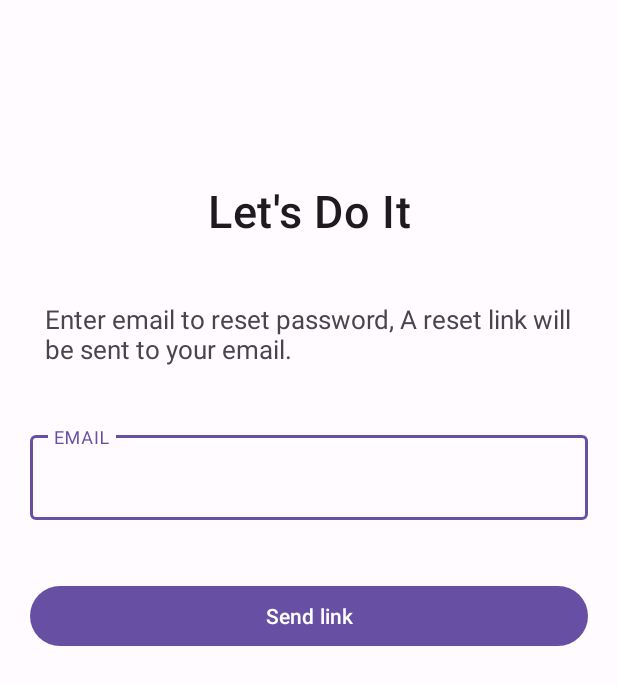
After one commit to BlessedJnr/comp-341-assigment, an Android app: the ForgotPassword screen opened directly, with no data from a screen before it, on a phone screen of 412 x 824 dp. The commit adds this screen. Shown: the top 685 px of the screen. Run offline under Robolectric (Android 15) with nearby library versions, the phone set to English and light mode, and no system bars; our stand-ins replace Firebase (no records; nobody signed in at launch, a user with empty details on screens opened directly).

Commit message:
added forget password

```diff
--- a/ProductivityApp/app/src/main/AndroidManifest.xml
+++ b/ProductivityApp/app/src/main/AndroidManifest.xml
@@ -15,6 +15,9 @@
         android:supportsRtl="true"
         android:theme="@style/AppTheme"
         tools:targetApi="31">
+        <activity
+            android:name=".Login.ForgotPassword"
+            android:exported="false" />
         <activity
             android:name=".Notifications.InboxNotifitcations"
             android:exported="false" />
--- /dev/null
+++ b/ProductivityApp/app/src/main/java/com/example/productivityapp/Login/ForgotPassword.java
@@ -0,0 +1,61 @@
+package com.example.productivityapp.Login;
+
+import androidx.annotation.NonNull;
+import androidx.appcompat.app.AppCompatActivity;
+
+import android.content.Intent;
+import android.os.Bundle;
+import android.view.View;
+import android.widget.Toast;
+
+import com.example.productivityapp.R;
+import com.example.productivityapp.databinding.ActivityForgotPasswordBinding;
+import com.google.android.gms.tasks.OnCompleteListener;
+import com.google.android.gms.tasks.Task;
+import com.google.firebase.auth.FirebaseAuth;
+import com.google.firebase.auth.FirebaseUser;
+
+public class ForgotPassword extends AppCompatActivity {
+
+    ActivityForgotPasswordBinding binding;
+    @Override
+    protected void onCreate(Bundle savedInstanceState) {
+
+
+        super.onCreate(savedInstanceState);
+        binding = ActivityForgotPasswordBinding.inflate(getLayoutInflater());
+        setContentView(binding.getRoot());
+
+        binding.sendLink.setOnClickListener(new View.OnClickListener() {
+            @Override
+            public void onClick(View v) {
+                resetPassword();
+            }
+        });
+    }
+
+    private void resetPassword(){
+        //firebase
+        String email = binding.emailinput.getText().toString();
+
+        if (email.isEmpty()){
+            binding.email.setError("Email is required");
+            binding.email.requestFocus();
+            return;
+        }
+
+        FirebaseAuth.getInstance().sendPasswordResetEmail(email)
+                .addOnCompleteListener(new OnCompleteListener<Void>() {
+                    @Override
+                    public void onComplete(@NonNull Task<Void> task) {
+                        if (task.isSuccessful()){
+                            Toast.makeText(ForgotPassword.this, "Password reset email sent", Toast.LENGTH_SHORT).show();
+                            Intent intent = new Intent(ForgotPassword.this, Login.class);
+                            startActivity(intent);
+                        } else {
+                            Toast.makeText(ForgotPassword.this, "Failed to send password reset email", Toast.LENGTH_SHORT).show();
+                        }
+                    }
+                });
+    }
+}
--- a/ProductivityApp/app/src/main/java/com/example/productivityapp/Login/Login.java
+++ b/ProductivityApp/app/src/main/java/com/example/productivityapp/Login/Login.java
@@ -50,6 +50,14 @@ public class Login extends AppCompatActivity {
             @Override
             public void onClick(View v) {
                 Intent intent = new Intent(Login.this, Signup.class);
+                startActivity(intent);
+            }
+        });
+
+        binding.forgotpass.setOnClickListener(new View.OnClickListener() {
+            @Override
+            public void onClick(View v) {
+                Intent intent = new Intent(Login.this, ForgotPassword.class);
                 startActivity(intent);
             }
         });
--- /dev/null
+++ b/ProductivityApp/app/src/main/res/layout/activity_forgot_password.xml
@@ -0,0 +1,68 @@
+<?xml version="1.0" encoding="utf-8"?>
+<androidx.constraintlayout.widget.ConstraintLayout xmlns:android="http://schemas.android.com/apk/res/android"
+    xmlns:app="http://schemas.android.com/apk/res-auto"
+    xmlns:tools="http://schemas.android.com/tools"
+    android:layout_width="match_parent"
+    android:layout_height="match_parent"
+    tools:context=".Login.ForgotPassword">
+
+    <TextView
+        android:id="@+id/appname"
+        android:layout_width="match_parent"
+        android:layout_height="wrap_content"
+        android:text="Let's Do It"
+        android:textAppearance="@style/TextAppearance.MaterialComponents.Headline6"
+        android:textSize="30sp"
+        android:gravity="center"
+        android:layout_marginTop="120dp"
+        app:layout_constraintStart_toStartOf="parent"
+        app:layout_constraintTop_toTopOf="parent"
+        />
+
+    <TextView
+        android:id="@+id/text"
+        android:layout_width="match_parent"
+        android:layout_height="wrap_content"
+        android:text="Enter email to reset password, A reset link will be sent to your email."
+        app:layout_constraintTop_toBottomOf="@id/appname"
+        android:layout_marginTop="30dp"
+        android:layout_marginStart="20dp"
+        android:layout_marginEnd="20dp"
+        android:textSize="17sp"
+        android:padding="10dp"/>
+
+    <com.google.android.material.textfield.TextInputLayout
+        style="@style/Widget.MaterialComponents.TextInputLayout.OutlinedBox"
+        android:id="@+id/email"
+        android:layout_width="match_parent"
+        android:layout_height="wrap_content"
+        android:hint="EMAIL"
+        android:layout_marginTop="30dp"
+        android:layout_marginStart="20dp"
+        android:layout_marginEnd="20dp"
+        app:layout_constraintTop_toBottomOf="@+id/text"
+        app:layout_constraintStart_toStartOf="parent"
+        >
+
+        <com.google.android.material.textfield.TextInputEditText
+            android:id="@+id/emailinput"
+            android:layout_width="match_parent"
+            android:layout_height="wrap_content"
+            android:maxLines="1"
+            android:inputType="textEmailAddress"
+            />
+
+    </com.google.android.material.textfield.TextInputLayout>
+
+    <Button
+        android:id="@+id/sendLink"
+        android:layout_width="match_parent"
+        android:layout_height="wrap_content"
+        android:text="Send link"
+        app:layout_constraintTop_toBottomOf="@id/email"
+        android:layout_marginTop="40dp"
+        android:layout_marginStart="20dp"
+        android:layout_marginEnd="20dp"
+        />
+
+</androidx.constraintlayout.widget.ConstraintLayout>
--- a/ProductivityApp/app/src/main/res/layout/activity_login.xml
+++ b/ProductivityApp/app/src/main/res/layout/activity_login.xml
@@ -8,7 +8,7 @@
         android:id="@+id/appname"
         android:layout_width="match_parent"
         android:layout_height="wrap_content"
-        android:text="App Name"
+        android:text="Let's Do It"
         android:textAppearance="@style/TextAppearance.MaterialComponents.Headline6"
         android:textSize="30sp"
         android:gravity="center"
```
